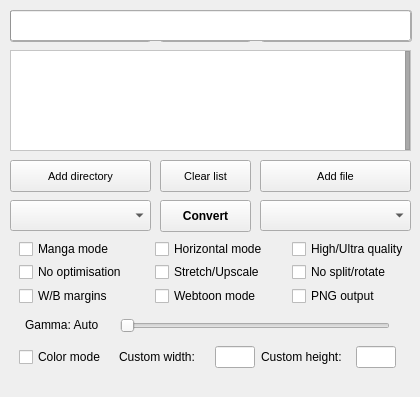
Before: the Qt Designer form gui/KCC.ui in ciromattia/kcc, drawn with Qt 5.
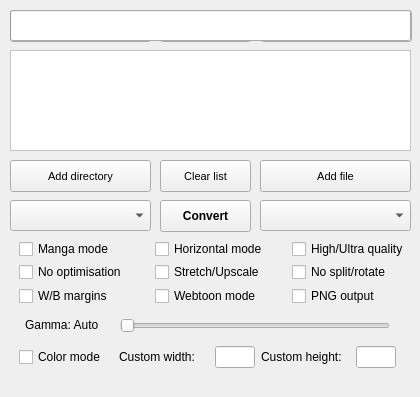
After: the same form once the commit is applied. Icons and pictures are not drawn.

The edit to the form file:
```diff
--- a/gui/KCC.ui
+++ b/gui/KCC.ui
@@ -391,9 +391,6 @@
     <property name="styleSheet">
      <string notr="true">QListWidget#JobList {background:#ffffff;background-image:url(:/Other/icons/list_background.png);background-position:center center;background-repeat:no-repeat;}QScrollBar:vertical{border:1px solid #999;background:#FFF;width:5px;margin:0}QScrollBar::handle:vertical{background:DarkGray;min-height:0}QScrollBar::add-line:vertical{height:0;background:DarkGray;subcontrol-position:bottom;subcontrol-origin:margin}QScrollBar::sub-line:vertical{height:0;background:DarkGray;subcontrol-position:top;subcontrol-origin:margin}QScrollBar:horizontal{border:1px solid #999;background:#FFF;height:5px;margin:0}QScrollBar::handle:horizontal{background:DarkGray;min-width:0}QScrollBar::add-line:horizontal{width:0;background:DarkGray;subcontrol-position:bottom;subcontrol-origin:margin}QScrollBar::sub-line:horizontal{width:0;background:DarkGray;subcontrol-position:top;subcontrol-origin:margin}</string>
     </property>
-    <property name="verticalScrollBarPolicy">
-     <enum>Qt::ScrollBarAlwaysOn</enum>
-    </property>
     <property name="showDropIndicator" stdset="0">
      <bool>false</bool>
     </property>
```
Left out of the diff: 6 changed lines with no effect on the pictures.
